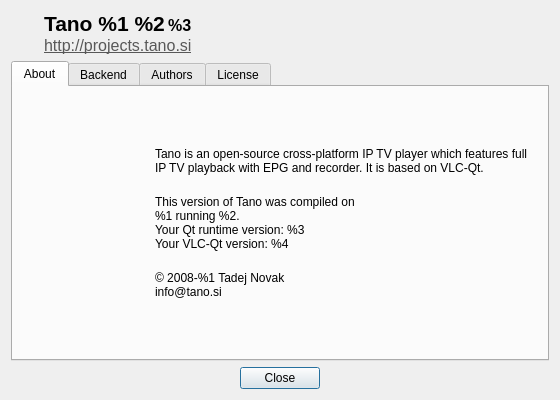
First picture: the form in src/ui/dialogs/AboutDialog.ui, repository ntadej/tano, before the edit.
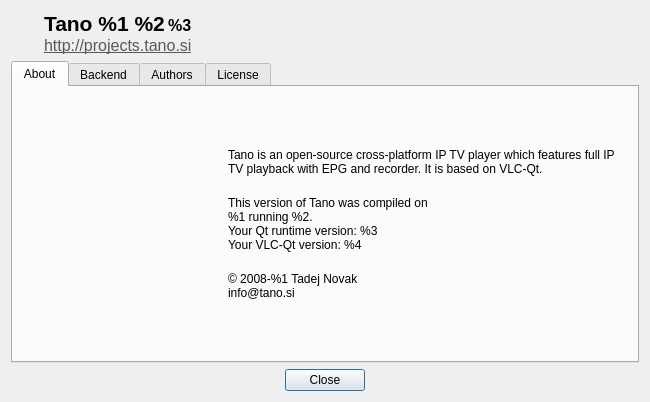
Second picture: the form after the edit. Icons and pictures are not drawn. Custom widgets are drawn as their Qt base class.

What changed in the file:
```diff
--- a/src/ui/dialogs/AboutDialog.ui
+++ b/src/ui/dialogs/AboutDialog.ui
@@ -6,13 +6,13 @@
    <rect>
     <x>0</x>
     <y>0</y>
-    <width>560</width>
-    <height>400</height>
+    <width>650</width>
+    <height>402</height>
    </rect>
   </property>
   <property name="minimumSize">
    <size>
-    <width>560</width>
+    <width>650</width>
     <height>400</height>
    </size>
   </property>
@@ -63,6 +63,12 @@
       <layout class="QGridLayout" name="gridLayout_2">
        <item row="1" column="0" rowspan="3">
         <widget class="QLabel" name="labelIconBig">
+         <property name="maximumSize">
+          <size>
+           <width>200</width>
+           <height>16777215</height>
+          </size>
+         </property>
          <property name="pixmap">
           <pixmap resource="../../../data/logo.qrc">:/logo/128x128/logo.png</pixmap>
          </property>
```
